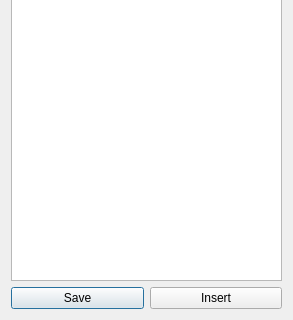
This is frontend/assets/listEdit.ui in dahlbma/cello as Qt 5 draws it before an edit; both pictures show x 0 to 293 and y 270 to 590 of the 293 by 590 pixel window. The edited form follows.
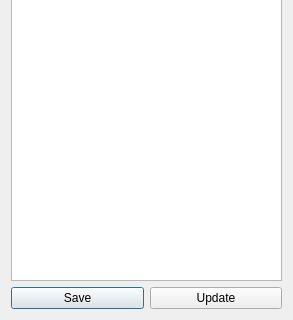
This is the edited form.

```diff
--- a/frontend/assets/listEdit.ui
+++ b/frontend/assets/listEdit.ui
@@ -73,7 +73,7 @@
        <item>
         <widget class="QPushButton" name="insertList_btn">
          <property name="text">
-          <string>Insert</string>
+          <string>Update</string>
          </property>
         </widget>
        </item>
```
Left out of the diff: 2 changed lines with no effect on the pictures.
